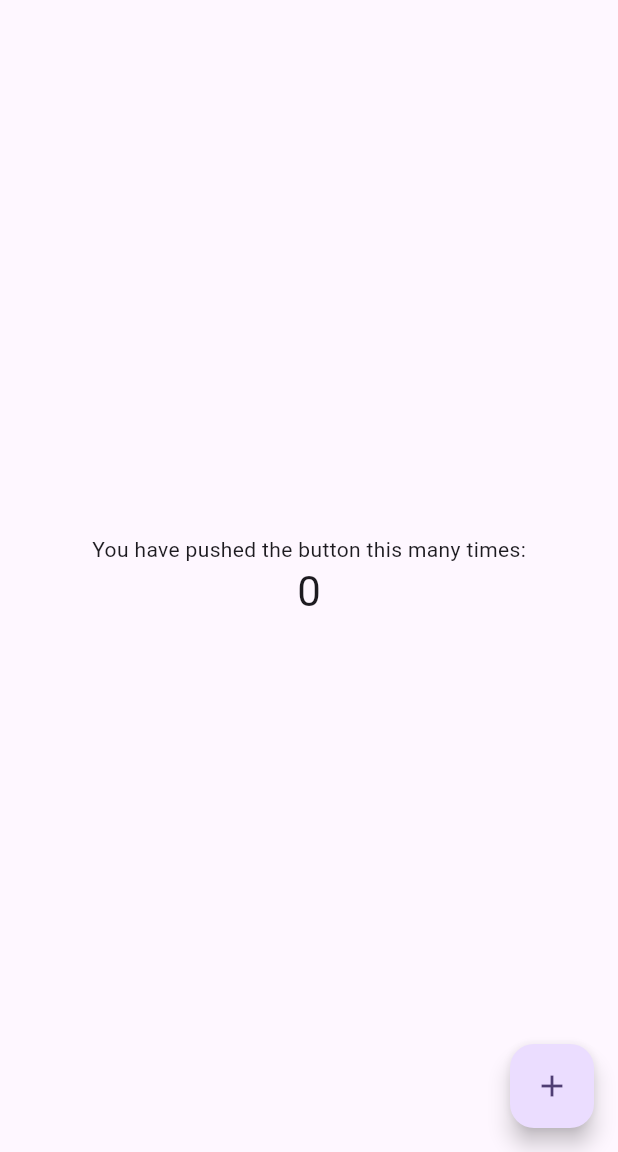
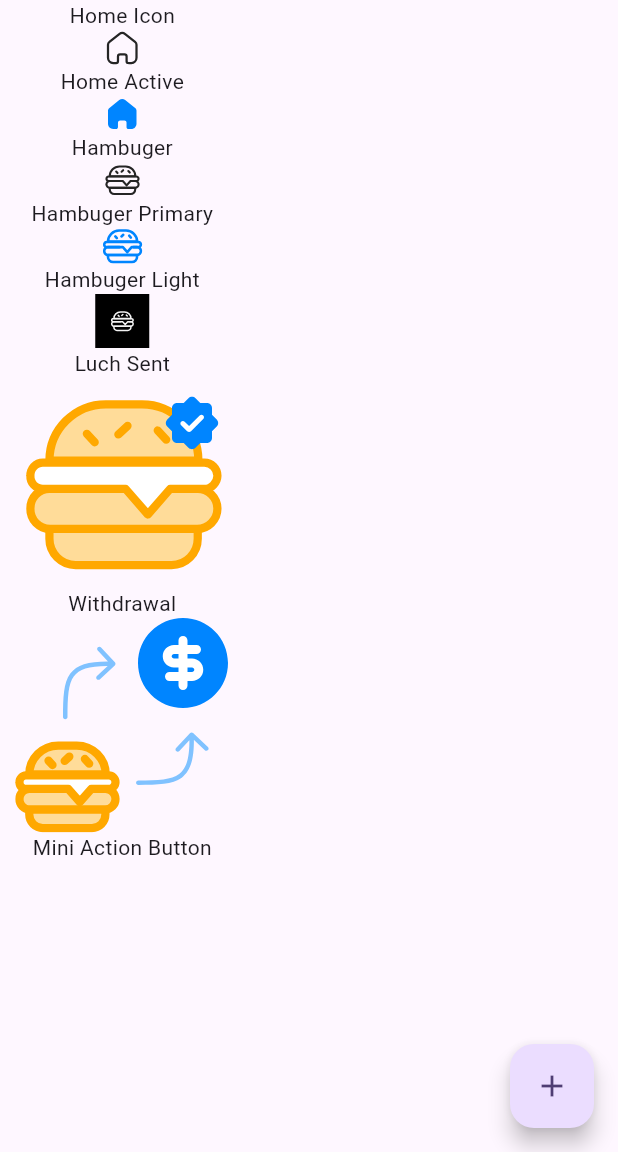
Before and after one commit to glosings0n/HNGx-Track3, a Flutter app: the screen it shows after launch, on a phone screen of 412 x 824 dp, the part 84-1236 px from its top. Run offline on Flutter 3.47's test engine with Material 2 defaults, Android fonts, the phone set to English and light mode, and no system bars; our stand-ins replace flutter_svg, google_fonts, iconly.

Commit message:
test(main): see how the components will work

```diff
--- a/lib/main.dart
+++ b/lib/main.dart
@@ -1,52 +1,11 @@
 import 'package:flutter/material.dart';
+import 'package:free_lunch_app/widgets/comment_widget.dart';
+import 'package:free_lunch_app/utils/svg_icons.dart';
 
-void main() {
-  runApp(const MyApp());
-}
-
-class MyApp extends StatelessWidget {
-  const MyApp({super.key});
-
-  // This widget is the root of your application.
-  @override
-  Widget build(BuildContext context) {
-    return MaterialApp(
-      title: 'Flutter Demo',
-      theme: ThemeData(
-        // This is the theme of your application.
-        //
-        // TRY THIS: Try running your application with "flutter run". You'll see
-        // the application has a blue toolbar. Then, without quitting the app,
-        // try changing the seedColor in the colorScheme below to Colors.green
-        // and then invoke "hot reload" (save your changes or press the "hot
-        // reload" button in a Flutter-supported IDE, or press "r" if you used
-        // the command line to start the app).
-        //
-        // Notice that the counter didn't reset back to zero; the application
-        // state is not lost during the reload. To reset the state, use hot
-        // restart instead.
-        //
-        // This works for code too, not just values: Most code changes can be
-        // tested with just a hot reload.
-        colorScheme: ColorScheme.fromSeed(seedColor: Colors.deepPurple),
-        useMaterial3: true,
-      ),
-      home: const MyHomePage(title: 'Flutter Demo Home Page'),
-    );
-  }
-}
+// Import your AvatarWidget here if it's defined in a separate file
 
 class MyHomePage extends StatefulWidget {
   const MyHomePage({super.key, required this.title});
-
-  // This widget is the home page of your application. It is stateful, meaning
-  // that it has a State object (defined below) that contains fields that affect
-  // how it looks.
-
-  // This class is the configuration for the state. It holds the values (in this
-  // case the title) provided by the parent (in this case the App widget) and
-  // used by the build method of the State. Fields in a Widget subclass are
-  // always marked "final".
 
   final String title;
 
@@ -59,67 +18,95 @@ class _MyHomePageState extends State<MyHomePage> {
 
   void _incrementCounter() {
     setState(() {
-      // This call to setState tells the Flutter framework that something has
-      // changed in this State, which causes it to rerun the build method below
-      // so that the display can reflect the updated values. If we changed
-      // _counter without calling setState(), then the build method would not be
-      // called again, and so nothing would appear to happen.
       _counter++;
     });
   }
 
   @override
   Widget build(BuildContext context) {
-    // This method is rerun every time setState is called, for instance as done
-    // by the _incrementCounter method above.
-    //
-    // The Flutter framework has been optimized to make rerunning build methods
-    // fast, so that you can just rebuild anything that needs updating rather
-    // than having to individually change instances of widgets.
     return Scaffold(
       appBar: AppBar(
-        // TRY THIS: Try changing the color here to a specific color (to
-        // Colors.amber, perhaps?) and trigger a hot reload to see the AppBar
-        // change color while the other colors stay the same.
         backgroundColor: Theme.of(context).colorScheme.inversePrimary,
-        // Here we take the value from the MyHomePage object that was created by
-        // the App.build method, and use it to set our appbar title.
         title: Text(widget.title),
       ),
-      body: Center(
-        // Center is a layout widget. It takes a single child and positions it
-        // in the middle of the parent.
-        child: Column(
-          // Column is also a layout widget. It takes a list of children and
-          // arranges them vertically. By default, it sizes itself to fit its
-          // children horizontally, and tries to be as tall as its parent.
-          //
-          // Column has various properties to control how it sizes itself and
-          // how it positions its children. Here we use mainAxisAlignment to
-          // center the children vertically; the main axis here is the vertical
-          // axis because Columns are vertical (the cross axis would be
-          // horizontal).
-          //
-          // TRY THIS: Invoke "debug painting" (choose the "Toggle Debug Paint"
-          // action in the IDE, or press "p" in the console), to see the
-          // wireframe for each widget.
-          mainAxisAlignment: MainAxisAlignment.center,
-          children: <Widget>[
-            const Text(
-              'You have pushed the button this many times:',
-            ),
-            Text(
-              '$_counter',
-              style: Theme.of(context).textTheme.headlineMedium,
-            ),
-          ],
+      // body: Center(
+      //   child: Column(
+      //     mainAxisAlignment: MainAxisAlignment.center,
+      //     children: <Widget>[
+      //       const Text(
+      //         'You have pushed the button this many times:',
+      //       ),
+      //       Text(
+      //         '$_counter',
+      //         style: Theme.of(context).textTheme.headlineMedium,
+      //       ),
+      //       // Include your AvatarWidget here
+      //       // const AvatarWidget(
+      //       //   image: 'assets/images/',
+      //       //   width: 100.0,
+      //       //   height: 100.0,
+      //       //   radius: 50.0,
+      //       // ),
+      //       const CommentWidget(
+      //         initialCommentText: 'This is a comment',
+      //       ),
+
+      //     ],
+      //   ),
+      // ),
+          body: Padding(
+        padding: const EdgeInsets.symmetric(horizontal: 10),
+        child: SingleChildScrollView(
+          child: Column(
+            children: <Widget>[
+              const Text('Home Icon'),
+              AppSvgIcons.home,
+              const Text('Home Active'),
+              AppSvgIcons.homeActive,
+              const Text('Hambuger'),
+              AppSvgIcons.hamburgerDark,
+              const Text('Hambuger Primary'),
+              AppSvgIcons.hamburgerPrimary,
+              const Text('Hambuger Light'),
+              Container(
+                color: Colors.black,
+                padding: const EdgeInsets.all(10),
+                child: AppSvgIcons.hamburgerLight,
+              ),
+              const Text('Luch Sent'),
+              AppSvgIcons.lunchSent,
+              const Text('Withdrawal'),
+              AppSvgIcons.withdrawal,
+              const Text('Mini Action Button'),
+            ],
+          ),
         ),
       ),
       floatingActionButton: FloatingActionButton(
         onPressed: _incrementCounter,
         tooltip: 'Increment',
         child: const Icon(Icons.add),
-      ), // This trailing comma makes auto-formatting nicer for build methods.
+      ),
     );
   }
 }
+
+void main() {
+  runApp(const MyApp());
+}
+
+class MyApp extends StatelessWidget {
+  const MyApp({super.key});
+
+  @override
+  Widget build(BuildContext context) {
+    return MaterialApp(
+      title: 'Flutter Demo',
+      theme: ThemeData(
+        colorScheme: ColorScheme.fromSeed(seedColor: Colors.deepPurple),
+        useMaterial3: true,
+      ),
+      home: const MyHomePage(title: 'Flutter Demo Home Page'),
+    );
+  }
+}
```
